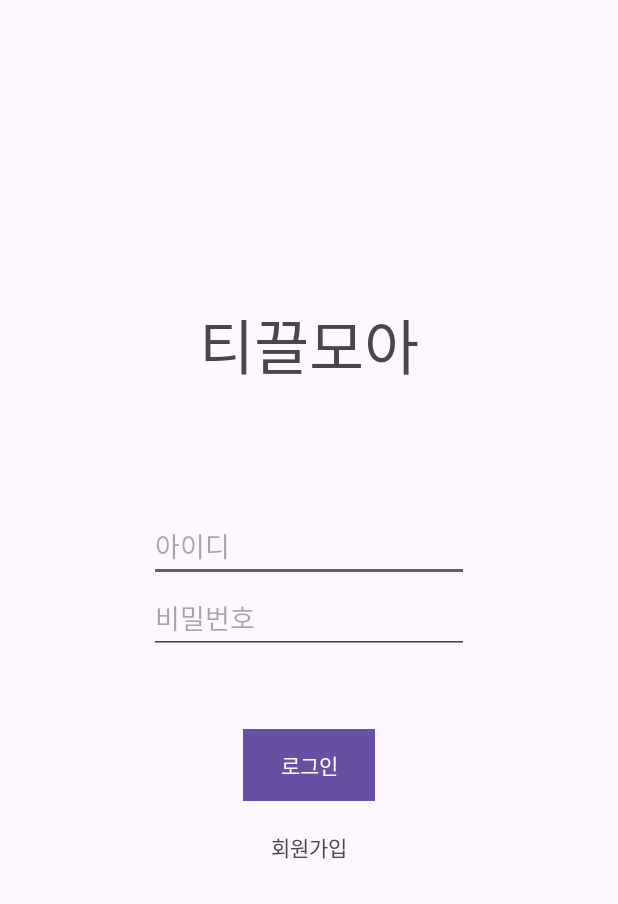
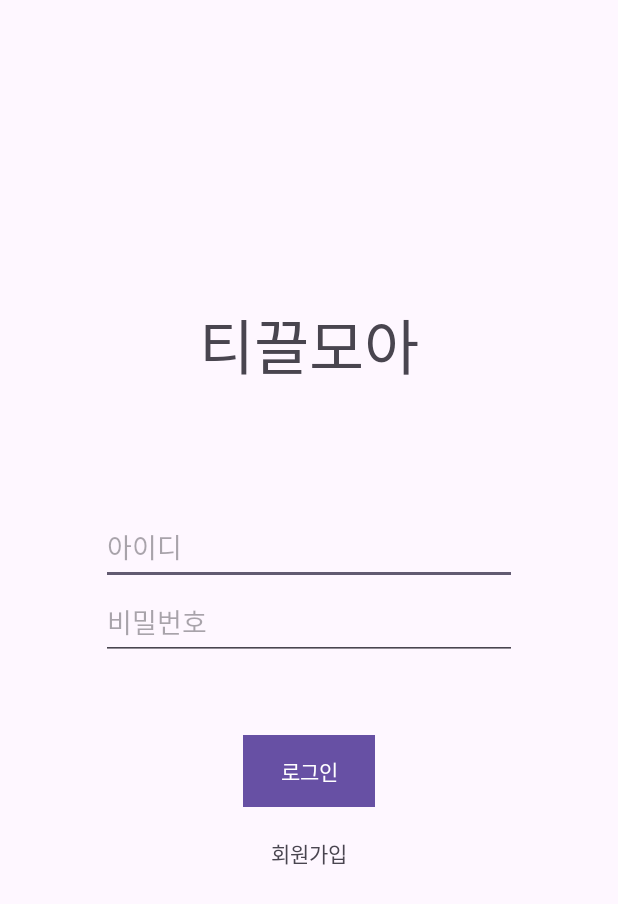
Before and after one commit to jkjungha/Game-Ledger, an Android app: the LoginActivity screen opened directly, with no data from a screen before it, on a phone screen of 412 x 824 dp. Shown: the top 904 px of the screen. Run offline under Robolectric (Android 15) with nearby library versions, the phone set to English and light mode, and no system bars.

Commit message:
fix login activity xml

```diff
--- a/app/src/main/res/layout/activity_login.xml
+++ b/app/src/main/res/layout/activity_login.xml
@@ -26,22 +26,19 @@
             android:id="@+id/id_input"
             android:layout_width="wrap_content"
             android:layout_height="wrap_content"
-            android:ems="10"
+            android:ems="13"
             android:hint="아이디"
             android:inputType="text"
-            app:layout_constraintEnd_toEndOf="parent"
-            app:layout_constraintStart_toStartOf="parent"
-            tools:layout_editor_absoluteY="280dp" />
+            android:minHeight="50dp"/>
 
         <EditText
             android:id="@+id/password_input"
             android:layout_width="wrap_content"
             android:layout_height="wrap_content"
-            android:ems="10"
+            android:ems="13"
             android:hint="비밀번호"
             android:inputType="text"
-            tools:layout_editor_absoluteX="106dp"
-            tools:layout_editor_absoluteY="354dp" />
+            android:minHeight="50dp"/>
     </LinearLayout>
 
     <Button
@@ -51,9 +48,7 @@
         android:layout_height="wrap_content"
         android:background="@color/dark_green"
         android:layout_marginTop="50dp"
-        android:text="로그인"
-        tools:layout_editor_absoluteX="173dp"
-        tools:layout_editor_absoluteY="429dp" />
+        android:text="로그인" />
 
     <TextView
         android:id="@+id/register_button"
@@ -61,7 +56,5 @@
         android:layout_width="wrap_content"
         android:layout_height="wrap_content"
         android:layout_marginTop="20dp"
-        android:text="회원가입"
-        tools:layout_editor_absoluteX="190dp"
-        tools:layout_editor_absoluteY="487dp" />
+        android:text="회원가입" />
 </LinearLayout>
```
